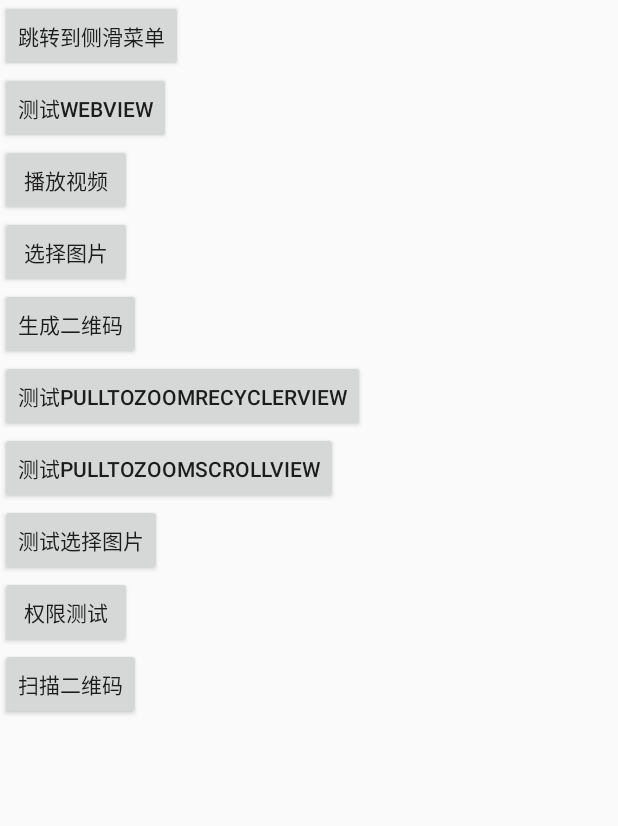
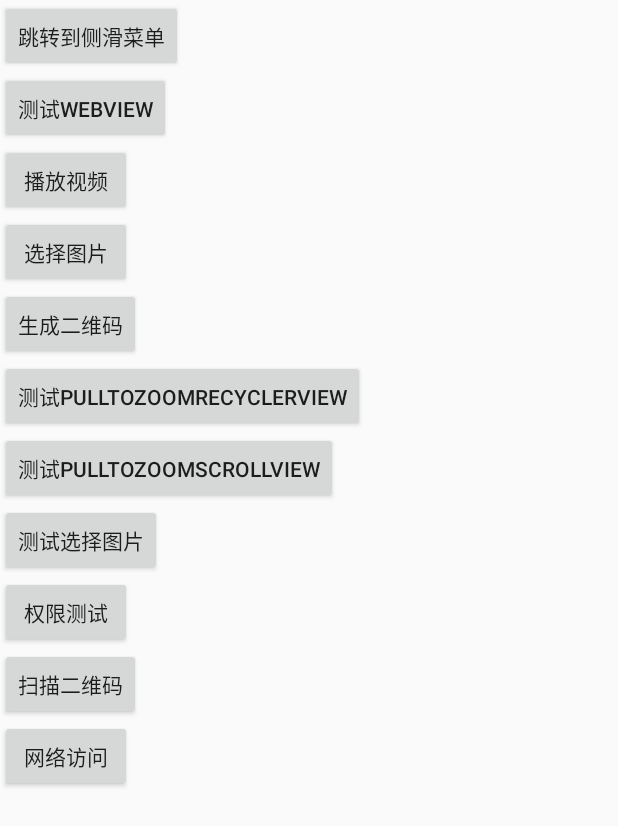
Before and after one commit to zzhhz/VAE_ZZH, an Android app: the screen it shows after launch (MainActivity), on a phone screen of 412 x 824 dp. Shown: the top 826 px of the screen. Run offline under Robolectric (Android 15) with nearby library versions, the phone set to English and light mode, and no system bars.

Commit message:
zzh:网络访问GET方式同步方法完成

```diff
--- a/app/src/main/java/com/zzh/qrc/ScanQRActivity.java
+++ b/app/src/main/java/com/zzh/qrc/ScanQRActivity.java
@@ -1,7 +1,6 @@
 package com.zzh.qrc;
 
 import android.content.Intent;
-import android.graphics.Bitmap;
 import android.os.Bundle;
 import android.os.Message;
 import android.view.View;
@@ -81,7 +80,7 @@ public class ScanQRActivity extends BaseActivity {
                     //显示扫描到的内容
                     mTextView.setText(bundle.getString("result"));
                     //显示
-                    mImageView.setImageBitmap((Bitmap) data.getParcelableExtra("bitmap"));
+                    //mImageView.setImageBitmap((Bitmap) data.getParcelableExtra("bitmap"));
                 }
                 break;
         }
--- a/app/src/main/java/com/zzh/vae/base/BaseActivity.java
+++ b/app/src/main/java/com/zzh/vae/base/BaseActivity.java
@@ -40,6 +40,15 @@ public abstract class BaseActivity extends AppCompatActivity implements View.OnC
         mContext = this;
         if (mHandler == null)
             mHandler = new BaseHandler();
+        if (mReceiver == null)
+            mReceiver = new BaseReceiver();
+        if (mFilter == null)
+            mFilter = new IntentFilter();
+        initBroadCast();
+    }
+
+    private void initBroadCast() {
+        //mFilter.addAction();
     }
 
     protected void init(){
--- a/app/src/main/res/layout/activity_main.xml
+++ b/app/src/main/res/layout/activity_main.xml
@@ -1,11 +1,13 @@
 <?xml version="1.0" encoding="utf-8"?>
 <android.support.design.widget.CoordinatorLayout xmlns:android="http://schemas.android.com/apk/res/android"
-    xmlns:app="http://schemas.android.com/apk/res-auto"
     xmlns:tools="http://schemas.android.com/tools"
     android:layout_width="match_parent"
     android:layout_height="match_parent"
     android:fitsSystemWindows="true"
     tools:context="com.zzh.vae.MainActivity">
-    <include layout="@layout/content_main" />
-
+    <ScrollView
+        android:layout_width="match_parent"
+        android:layout_height="match_parent">
+        <include layout="@layout/content_main" />
+    </ScrollView>
 </android.support.design.widget.CoordinatorLayout>
--- a/app/src/main/res/layout/content_main.xml
+++ b/app/src/main/res/layout/content_main.xml
@@ -95,4 +95,11 @@
         android:layout_below="@+id/button9"
         android:layout_alignParentLeft="true"
         android:layout_alignParentStart="true" />
+
+    <Button
+        android:layout_width="wrap_content"
+        android:layout_height="wrap_content"
+        android:text="网络访问"
+        android:id="@+id/button11"
+        android:layout_below="@+id/button10" />
 </RelativeLayout>
```
Also changed, not shown: app/src/main/AndroidManifest.xml (+5 -2 lines), app/src/main/java/com/zzh/html5/HttpActivity.java (added, +54 -0 lines), app/src/main/java/com/zzh/vae/MainActivity.java (+7 -0 lines), app/src/main/java/com/zzh/vae/ZZHConstants.java (added, +21 -0 lines), app/src/main/java/com/zzh/vae/utils/ZZHttpUtils.java (+130 -0 lines), app/src/main/res/layout/activity_http.xml (added, +8 -0 lines).
